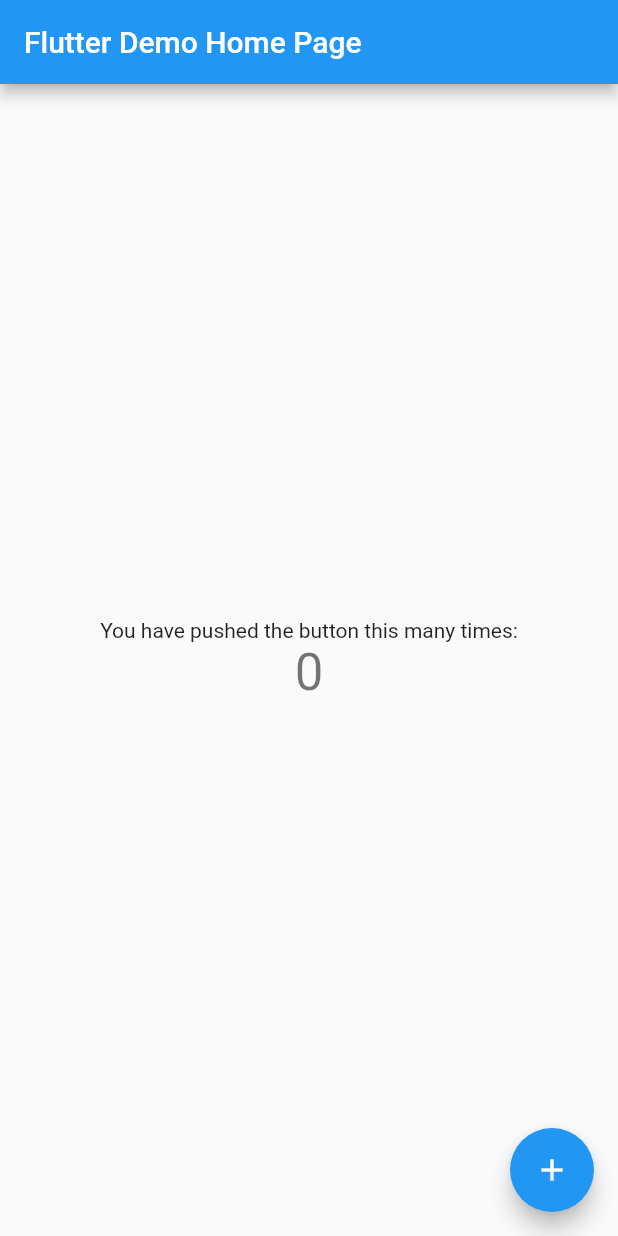
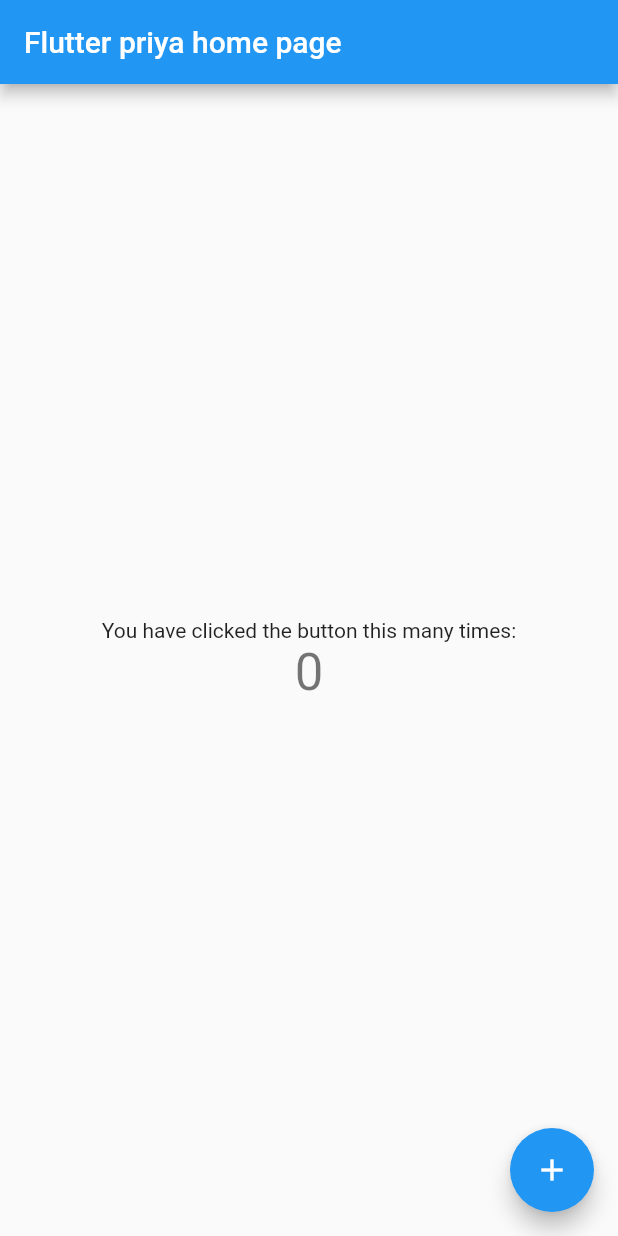
Before and after one commit to Pcsoft621/flutter7, a Flutter app: the screen it shows after launch, on a phone screen of 412 x 824 dp. Run offline on Flutter 3.47's test engine with Material 2 defaults, Android fonts, the phone set to English and light mode, and no system bars.

Commit message:
second commit

```diff
--- a/lib/main.dart
+++ b/lib/main.dart
@@ -13,18 +13,9 @@ class MyApp extends StatelessWidget {
     return MaterialApp(
       title: 'Flutter Demo',
       theme: ThemeData(
-        // This is the theme of your application.
-        //
-        // Try running your application with "flutter run". You'll see the
-        // application has a blue toolbar. Then, without quitting the app, try
-        // changing the primarySwatch below to Colors.green and then invoke
-        // "hot reload" (press "r" in the console where you ran "flutter run",
-        // or simply save your changes to "hot reload" in a Flutter IDE).
-        // Notice that the counter didn't reset back to zero; the application
-        // is not restarted.
         primarySwatch: Colors.blue,
       ),
-      home: const MyHomePage(title: 'Flutter Demo Home Page'),
+      home: const MyHomePage(title: 'Flutter priya home page'),
     );
   }
 }
@@ -79,24 +70,10 @@ class _MyHomePageState extends State<MyHomePage> {
         // Center is a layout widget. It takes a single child and positions it
         // in the middle of the parent.
         child: Column(
-          // Column is also a layout widget. It takes a list of children and
-          // arranges them vertically. By default, it sizes itself to fit its
-          // children horizontally, and tries to be as tall as its parent.
-          //
-          // Invoke "debug painting" (press "p" in the console, choose the
-          // "Toggle Debug Paint" action from the Flutter Inspector in Android
-          // Studio, or the "Toggle Debug Paint" command in Visual Studio Code)
-          // to see the wireframe for each widget.
-          //
-          // Column has various properties to control how it sizes itself and
-          // how it positions its children. Here we use mainAxisAlignment to
-          // center the children vertically; the main axis here is the vertical
-          // axis because Columns are vertical (the cross axis would be
-          // horizontal).
           mainAxisAlignment: MainAxisAlignment.center,
           children: <Widget>[
             const Text(
-              'You have pushed the button this many times:',
+              'You have clicked the button this many times:',
             ),
             Text(
               '$_counter',
```
